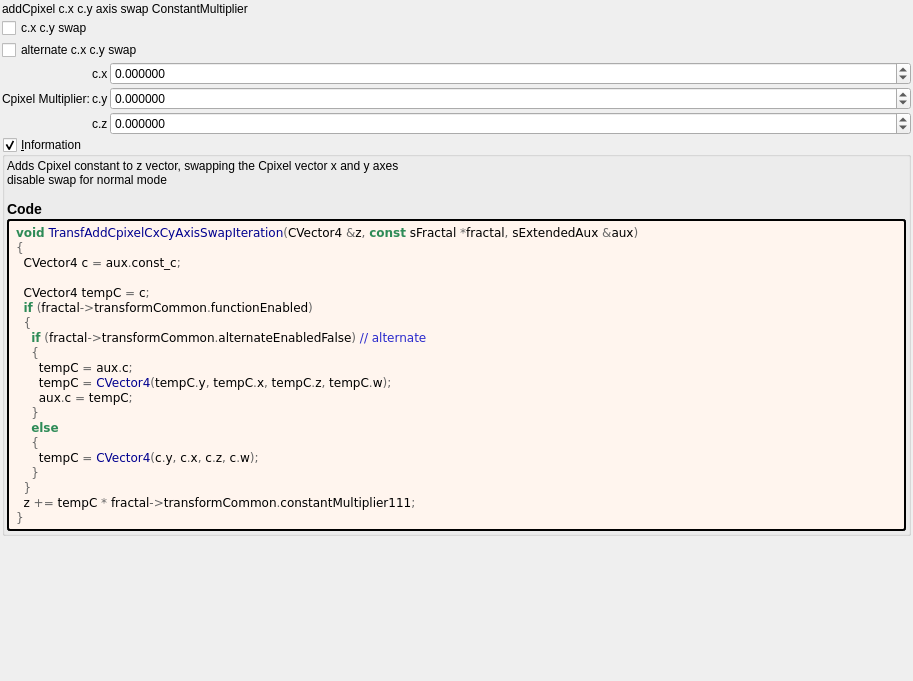
First picture: the form in mandelbulber2/formula/ui/transf_add_cpixel_cx_cy_axis_swap.ui, repository buddhi1980/mandelbulber2, before the edit.
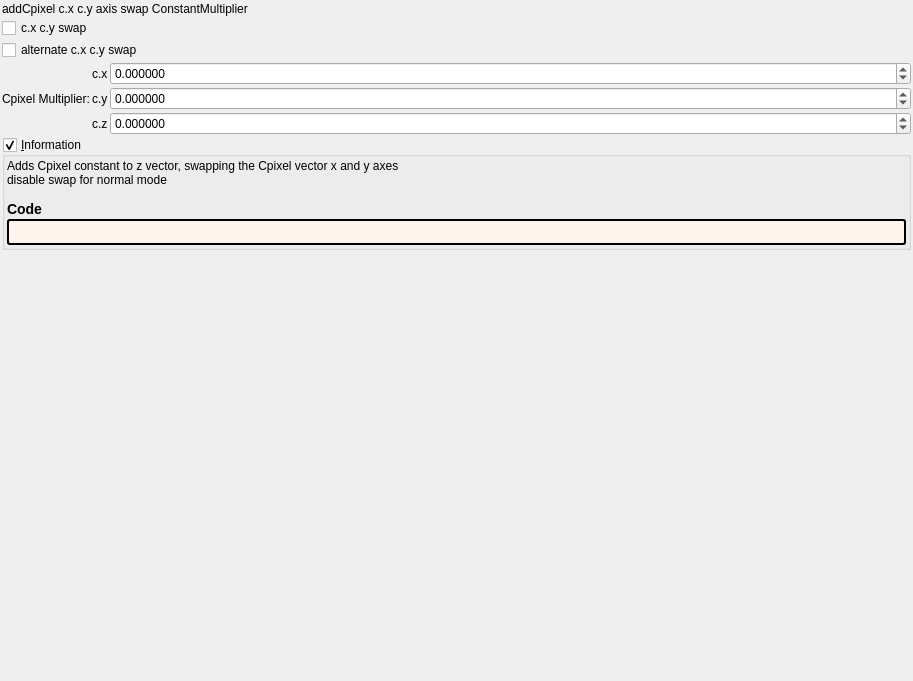
Second picture: the form after the edit. Custom widgets are drawn as their Qt base class.

Diff of the .ui file:
```diff
--- a/mandelbulber2/formula/ui/transf_add_cpixel_cx_cy_axis_swap.ui
+++ b/mandelbulber2/formula/ui/transf_add_cpixel_cx_cy_axis_swap.ui
@@ -226,29 +226,7 @@
          <string notr="true">border-style: outset; border-width: 2px; border-radius: 3px; border-color: black; background-color: #fff5ee; padding: 4px;</string>
         </property>
         <property name="text">
-         <string notr="true">&lt;body style=&quot;background-color:#fff5ee&quot;&gt;
-&lt;pre style=&quot;color:#000000; background-color:#fff5ee;  font-family:'Courier New',monospace;&quot;&gt;&lt;span style=&quot;color:#2e8b57; font-weight:bold&quot;&gt;void&lt;/span&gt; &lt;span style=&quot;color:#00008f&quot;&gt;TransfAddCpixelCxCyAxisSwapIteration&lt;/span&gt;&lt;span style=&quot;color:#676767&quot;&gt;(&lt;/span&gt;CVector4 &lt;span style=&quot;color:#676767&quot;&gt;&amp;amp;&lt;/span&gt;z&lt;span style=&quot;color:#676767&quot;&gt;,&lt;/span&gt; &lt;span style=&quot;color:#2e8b57; font-weight:bold&quot;&gt;const&lt;/span&gt; sFractal &lt;span style=&quot;color:#676767&quot;&gt;*&lt;/span&gt;fractal&lt;span style=&quot;color:#676767&quot;&gt;,&lt;/span&gt; sExtendedAux &lt;span style=&quot;color:#676767&quot;&gt;&amp;amp;&lt;/span&gt;aux&lt;span style=&quot;color:#676767&quot;&gt;)&lt;/span&gt;
-&lt;span style=&quot;color:#676767&quot;&gt;{&lt;/span&gt;
-  CVector4 c &lt;span style=&quot;color:#676767&quot;&gt;=&lt;/span&gt; aux&lt;span style=&quot;color:#676767&quot;&gt;.&lt;/span&gt;const_c&lt;span style=&quot;color:#676767&quot;&gt;;&lt;/span&gt;
-
-  CVector4 tempC &lt;span style=&quot;color:#676767&quot;&gt;=&lt;/span&gt; c&lt;span style=&quot;color:#676767&quot;&gt;;&lt;/span&gt;
-  &lt;span style=&quot;color:#2e8b57; font-weight:bold&quot;&gt;if&lt;/span&gt; &lt;span style=&quot;color:#676767&quot;&gt;(&lt;/span&gt;fractal&lt;span style=&quot;color:#676767&quot;&gt;-&amp;gt;&lt;/span&gt;transformCommon&lt;span style=&quot;color:#676767&quot;&gt;.&lt;/span&gt;functionEnabled&lt;span style=&quot;color:#676767&quot;&gt;)&lt;/span&gt;
-  &lt;span style=&quot;color:#676767&quot;&gt;{&lt;/span&gt;
-    &lt;span style=&quot;color:#2e8b57; font-weight:bold&quot;&gt;if&lt;/span&gt; &lt;span style=&quot;color:#676767&quot;&gt;(&lt;/span&gt;fractal&lt;span style=&quot;color:#676767&quot;&gt;-&amp;gt;&lt;/span&gt;transformCommon&lt;span style=&quot;color:#676767&quot;&gt;.&lt;/span&gt;alternateEnabledFalse&lt;span style=&quot;color:#676767&quot;&gt;)&lt;/span&gt; &lt;span style=&quot;color:#2929cc&quot;&gt;// alternate&lt;/span&gt;
-    &lt;span style=&quot;color:#676767&quot;&gt;{&lt;/span&gt;
-      tempC &lt;span style=&quot;color:#676767&quot;&gt;=&lt;/span&gt; aux&lt;span style=&quot;color:#676767&quot;&gt;.&lt;/span&gt;c&lt;span style=&quot;color:#676767&quot;&gt;;&lt;/span&gt;
-      tempC &lt;span style=&quot;color:#676767&quot;&gt;=&lt;/span&gt; &lt;span style=&quot;color:#00008f&quot;&gt;CVector4&lt;/span&gt;&lt;span style=&quot;color:#676767&quot;&gt;(&lt;/span&gt;tempC&lt;span style=&quot;color:#676767&quot;&gt;.&lt;/span&gt;y&lt;span style=&quot;color:#676767&quot;&gt;,&lt;/span&gt; tempC&lt;span style=&quot;color:#676767&quot;&gt;.&lt;/span&gt;x&lt;span style=&quot;color:#676767&quot;&gt;,&lt;/span&gt; tempC&lt;span style=&quot;color:#676767&quot;&gt;.&lt;/span&gt;z&lt;span style=&quot;color:#676767&quot;&gt;,&lt;/span&gt; tempC&lt;span style=&quot;color:#676767&quot;&gt;.&lt;/span&gt;w&lt;span style=&quot;color:#676767&quot;&gt;);&lt;/span&gt;
-      aux&lt;span style=&quot;color:#676767&quot;&gt;.&lt;/span&gt;c &lt;span style=&quot;color:#676767&quot;&gt;=&lt;/span&gt; tempC&lt;span style=&quot;color:#676767&quot;&gt;;&lt;/span&gt;
-    &lt;span style=&quot;color:#676767&quot;&gt;}&lt;/span&gt;
-    &lt;span style=&quot;color:#2e8b57; font-weight:bold&quot;&gt;else&lt;/span&gt;
-    &lt;span style=&quot;color:#676767&quot;&gt;{&lt;/span&gt;
-      tempC &lt;span style=&quot;color:#676767&quot;&gt;=&lt;/span&gt; &lt;span style=&quot;color:#00008f&quot;&gt;CVector4&lt;/span&gt;&lt;span style=&quot;color:#676767&quot;&gt;(&lt;/span&gt;c&lt;span style=&quot;color:#676767&quot;&gt;.&lt;/span&gt;y&lt;span style=&quot;color:#676767&quot;&gt;,&lt;/span&gt; c&lt;span style=&quot;color:#676767&quot;&gt;.&lt;/span&gt;x&lt;span style=&quot;color:#676767&quot;&gt;,&lt;/span&gt; c&lt;span style=&quot;color:#676767&quot;&gt;.&lt;/span&gt;z&lt;span style=&quot;color:#676767&quot;&gt;,&lt;/span&gt; c&lt;span style=&quot;color:#676767&quot;&gt;.&lt;/span&gt;w&lt;span style=&quot;color:#676767&quot;&gt;);&lt;/span&gt;
-    &lt;span style=&quot;color:#676767&quot;&gt;}&lt;/span&gt;
-  &lt;span style=&quot;color:#676767&quot;&gt;}&lt;/span&gt;
-  z &lt;span style=&quot;color:#676767&quot;&gt;+=&lt;/span&gt; tempC &lt;span style=&quot;color:#676767&quot;&gt;*&lt;/span&gt; fractal&lt;span style=&quot;color:#676767&quot;&gt;-&amp;gt;&lt;/span&gt;transformCommon&lt;span style=&quot;color:#676767&quot;&gt;.&lt;/span&gt;constantMultiplier111&lt;span style=&quot;color:#676767&quot;&gt;;&lt;/span&gt;
-&lt;span style=&quot;color:#676767&quot;&gt;}&lt;/span&gt;
-&lt;/pre&gt;
-&lt;/body&gt;</string>
+         <string notr="true"></string>
         </property>
         <property name="wordWrap">
          <bool>true</bool>
```
